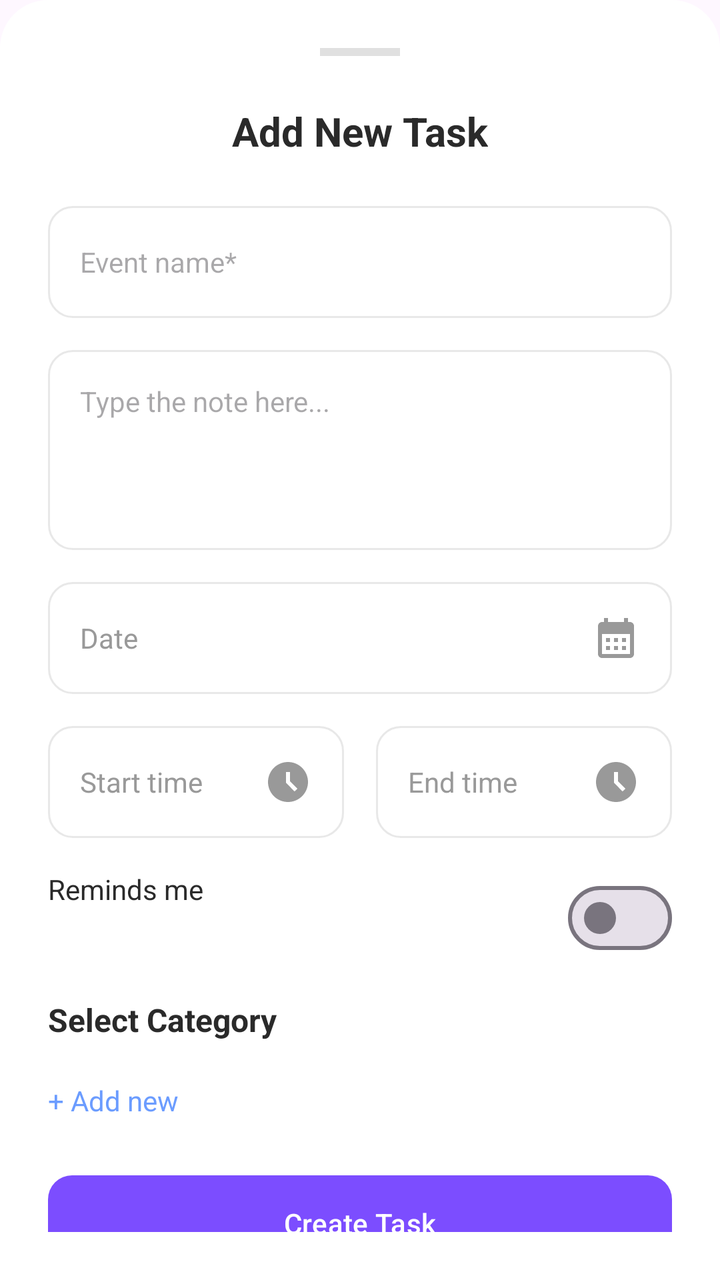
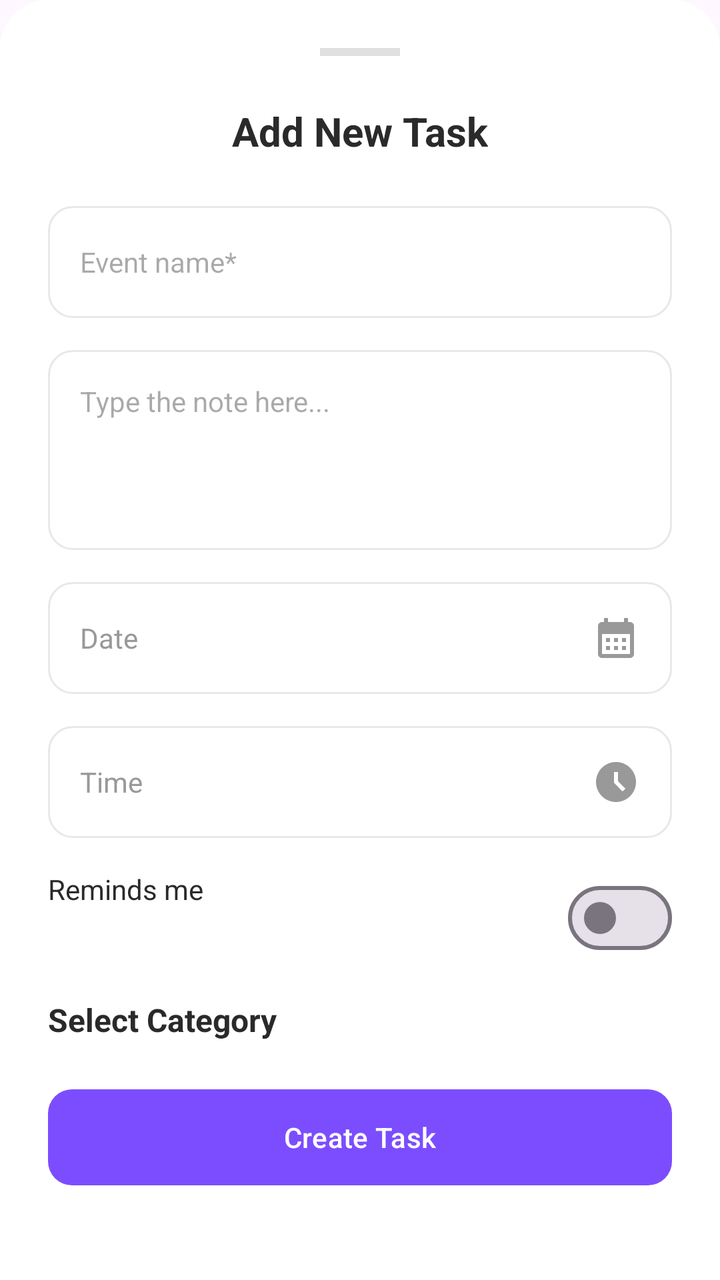

Screens rendered from an Android XML layout before and after an edit, with the pre-edit source and the edit as a unified diff.
<!-- AndroidManifest.xml: application theme Theme.ClendApp -->
<!-- res/layout/bottom_sheet_add_task.xml -->
<?xml version="1.0" encoding="utf-8"?>
<LinearLayout xmlns:android="http://schemas.android.com/apk/res/android"
    xmlns:app="http://schemas.android.com/apk/res-auto"
    android:layout_width="match_parent"
    android:layout_height="wrap_content"
    android:background="@drawable/bg_bottom_sheet"
    android:orientation="vertical"
    android:padding="24dp">

    <View
        android:layout_width="40dp"
        android:layout_height="4dp"
        android:layout_gravity="center"
        android:layout_marginBottom="24dp"
        android:background="#E0E0E0" />

    <TextView
        android:layout_width="wrap_content"
        android:layout_height="wrap_content"
        android:layout_gravity="center"
        android:layout_marginBottom="24dp"
        android:text="Add New Task"
        android:textColor="#2A2A2A"
        android:textSize="20sp"
        android:textStyle="bold" />

    <EditText
        android:id="@+id/et_task_name"
        android:layout_width="match_parent"
        android:layout_height="56dp"
        android:layout_marginBottom="16dp"
        android:background="@drawable/bg_input_field"
        android:hint="Event name*"
        android:paddingHorizontal="16dp"
        android:textSize="14sp" />

    <EditText
        android:id="@+id/et_task_note"
        android:layout_width="match_parent"
        android:layout_height="100dp"
        android:layout_marginBottom="16dp"
        android:background="@drawable/bg_input_field"
        android:gravity="top"
        android:hint="Type the note here..."
        android:padding="16dp"
        android:textSize="14sp" />

    <LinearLayout
        android:id="@+id/layout_date"
        android:layout_width="match_parent"
        android:layout_height="56dp"
        android:layout_marginBottom="16dp"
        android:background="@drawable/bg_input_field"
        android:gravity="center_vertical"
        android:orientation="horizontal"
        android:paddingHorizontal="16dp">

        <TextView
            android:id="@+id/tv_date"
            android:layout_width="0dp"
            android:layout_height="wrap_content"
            android:layout_weight="1"
            android:text="Date"
            android:textColor="#999999" />

        <ImageView
            android:layout_width="24dp"
            android:layout_height="24dp"
            android:src="@drawable/ic_calendar"
            app:tint="#999999" />
    </LinearLayout>

    <LinearLayout
        android:layout_width="match_parent"
        android:layout_height="wrap_content"
        android:layout_marginBottom="16dp"
        android:orientation="horizontal">

        <LinearLayout
            android:id="@+id/layout_start_time"
            android:layout_width="0dp"
            android:layout_height="56dp"
            android:layout_marginEnd="8dp"
            android:layout_weight="1"
            android:background="@drawable/bg_input_field"
            android:gravity="center_vertical"
            android:orientation="horizontal"
            android:paddingHorizontal="16dp">

            <TextView
                android:id="@+id/tv_start_time"
                android:layout_width="0dp"
                android:layout_height="wrap_content"
                android:layout_weight="1"
                android:text="Start time"
                android:textColor="#999999" />

            <ImageView
                android:layout_width="24dp"
                android:layout_height="24dp"
                android:src="@drawable/ic_clock"
                app:tint="#999999" />
        </LinearLayout>

        <LinearLayout
            android:id="@+id/layout_end_time"
            android:layout_width="0dp"
            android:layout_height="56dp"
            android:layout_marginStart="8dp"
            android:layout_weight="1"
            android:background="@drawable/bg_input_field"
            android:gravity="center_vertical"
            android:orientation="horizontal"
            android:paddingHorizontal="16dp">

            <TextView
                android:id="@+id/tv_end_time"
                android:layout_width="0dp"
                android:layout_height="wrap_content"
                android:layout_weight="1"
                android:text="End time"
                android:textColor="#999999" />

            <ImageView
                android:layout_width="24dp"
                android:layout_height="24dp"
                android:src="@drawable/ic_clock"
                app:tint="#999999" />
        </LinearLayout>
    </LinearLayout>

    <RelativeLayout
        android:layout_width="match_parent"
        android:layout_height="wrap_content"
        android:layout_marginBottom="16dp">

        <TextView
            android:layout_width="wrap_content"
            android:layout_height="wrap_content"
            android:text="Reminds me"
            android:textColor="#2A2A2A"
            android:textSize="14sp" />

        <com.google.android.material.materialswitch.MaterialSwitch
            android:id="@+id/switch_repeat"
            android:layout_width="wrap_content"
            android:layout_height="wrap_content"
            android:layout_alignParentEnd="true" />
    </RelativeLayout>

    <TextView
        android:layout_width="wrap_content"
        android:layout_height="wrap_content"
        android:layout_marginBottom="12dp"
        android:text="Select Category"
        android:textColor="#2A2A2A"
        android:textSize="16sp"
        android:textStyle="bold" />

    <HorizontalScrollView
        android:layout_width="match_parent"
        android:layout_height="wrap_content"
        android:layout_marginBottom="8dp"
        android:scrollbars="none">

        <LinearLayout
            android:id="@+id/layout_categories"
            android:layout_width="wrap_content"
            android:layout_height="wrap_content"
            android:orientation="horizontal">
            
        </LinearLayout>
    </HorizontalScrollView>

    <TextView
        android:layout_width="wrap_content"
        android:layout_height="wrap_content"
        android:layout_marginBottom="24dp"
        android:text="+ Add new"
        android:textColor="#6B9CFF"
        android:textSize="14sp" />

    <com.google.android.material.button.MaterialButton
        android:id="@+id/btn_create_task"
        android:layout_width="match_parent"
        android:layout_height="56dp"
        android:text="Create Task"
        android:textAllCaps="false"
        android:textColor="#FFFFFF"
        app:backgroundTint="#7C4DFF"
        app:cornerRadius="12dp" />

</LinearLayout>
<!-- resources referenced by this layout -->
<resources>
  <!-- drawable bg_bottom_sheet (drawable) -->
  <?xml version="1.0" encoding="utf-8"?>
  <shape xmlns:android="http://schemas.android.com/apk/res/android">
      <solid android:color="#FFFFFF" />
      <corners
          android:topLeftRadius="24dp"
          android:topRightRadius="24dp" />
  </shape>
  <!-- drawable bg_input_field (drawable) -->
  <?xml version="1.0" encoding="utf-8"?>
  <shape xmlns:android="http://schemas.android.com/apk/res/android">
      <stroke android:width="1dp" android:color="#E8E8E8" />
      <corners android:radius="12dp" />
      <solid android:color="#FFFFFF" />
  </shape>
  <!-- drawable ic_calendar (drawable) -->
  <vector xmlns:android="http://schemas.android.com/apk/res/android" android:height="24dp" android:tint="#000000" android:viewportHeight="24" android:viewportWidth="24" android:width="24dp">
        
      <path android:fillColor="@android:color/white" android:pathData="M19,4h-1V2h-2v2H8V2H6v2H5C3.89,4 3.01,4.9 3.01,6L3,20c0,1.1 0.89,2 2,2h14c1.1,0 2,-0.9 2,-2V6C21,4.9 20.1,4 19,4zM19,20H5V10h14V20zM9,14H7v-2h2V14zM13,14h-2v-2h2V14zM17,14h-2v-2h2V14zM9,18H7v-2h2V18zM13,18h-2v-2h2V18zM17,18h-2v-2h2V18z"/>
      
  </vector>
  <!-- drawable ic_clock (drawable) -->
  <vector xmlns:android="http://schemas.android.com/apk/res/android" android:height="24dp" android:tint="#000000" android:viewportHeight="24" android:viewportWidth="24" android:width="24dp">
        
      <path android:fillColor="@android:color/white" android:pathData="M11.99,2C6.47,2 2,6.48 2,12s4.47,10 9.99,10C17.52,22 22,17.52 22,12S17.52,2 11.99,2zM15.29,16.71L11,12.41V7h2v4.59l3.71,3.71L15.29,16.71z"/>
      
  </vector>
  <style name="Theme.ClendApp" parent="Base.Theme.ClendApp" />
  <style name="Base.Theme.ClendApp" parent="Theme.Material3.Light.NoActionBar">
          
          <item name="colorPrimary">#7C4DFF</item>
          <item name="colorOnPrimary">@color/white</item>
      </style>
  <color name="white">#FFFFFFFF</color>
</resources>

<!-- the commit's change to res/layout/bottom_sheet_add_task.xml (unified diff, before → after) -->
@@ -71,62 +71,28 @@
     </LinearLayout>
 
     <LinearLayout
+        android:id="@+id/layout_end_time"
         android:layout_width="match_parent"
-        android:layout_height="wrap_content"
+        android:layout_height="56dp"
         android:layout_marginBottom="16dp"
-        android:orientation="horizontal">
+        android:background="@drawable/bg_input_field"
+        android:gravity="center_vertical"
+        android:orientation="horizontal"
+        android:paddingHorizontal="16dp">
 
-        <LinearLayout
-            android:id="@+id/layout_start_time"
+        <TextView
+            android:id="@+id/tv_end_time"
             android:layout_width="0dp"
-            android:layout_height="56dp"
-            android:layout_marginEnd="8dp"
+            android:layout_height="wrap_content"
             android:layout_weight="1"
-            android:background="@drawable/bg_input_field"
-            android:gravity="center_vertical"
-            android:orientation="horizontal"
-            android:paddingHorizontal="16dp">
+            android:text="Time"
+            android:textColor="#999999" />
 
-            <TextView
-                android:id="@+id/tv_start_time"
-                android:layout_width="0dp"
-                android:layout_height="wrap_content"
-                android:layout_weight="1"
-                android:text="Start time"
-                android:textColor="#999999" />
-
-            <ImageView
-                android:layout_width="24dp"
-                android:layout_height="24dp"
-                android:src="@drawable/ic_clock"
-                app:tint="#999999" />
-        </LinearLayout>
-
-        <LinearLayout
-            android:id="@+id/layout_end_time"
-            android:layout_width="0dp"
-            android:layout_height="56dp"
-            android:layout_marginStart="8dp"
-            android:layout_weight="1"
-            android:background="@drawable/bg_input_field"
-            android:gravity="center_vertical"
-            android:orientation="horizontal"
-            android:paddingHorizontal="16dp">
-
-            <TextView
-                android:id="@+id/tv_end_time"
-                android:layout_width="0dp"
-                android:layout_height="wrap_content"
-                android:layout_weight="1"
-                android:text="End time"
-                android:textColor="#999999" />
-
-            <ImageView
-                android:layout_width="24dp"
-                android:layout_height="24dp"
-                android:src="@drawable/ic_clock"
-                app:tint="#999999" />
-        </LinearLayout>
+        <ImageView
+            android:layout_width="24dp"
+            android:layout_height="24dp"
+            android:src="@drawable/ic_clock"
+            app:tint="#999999" />
     </LinearLayout>
 
     <RelativeLayout
@@ -172,14 +138,6 @@
         </LinearLayout>
     </HorizontalScrollView>
 
-    <TextView
-        android:layout_width="wrap_content"
-        android:layout_height="wrap_content"
-        android:layout_marginBottom="24dp"
-        android:text="+ Add new"
-        android:textColor="#6B9CFF"
-        android:textSize="14sp" />
-
     <com.google.android.material.button.MaterialButton
         android:id="@+id/btn_create_task"
         android:layout_width="match_parent"
